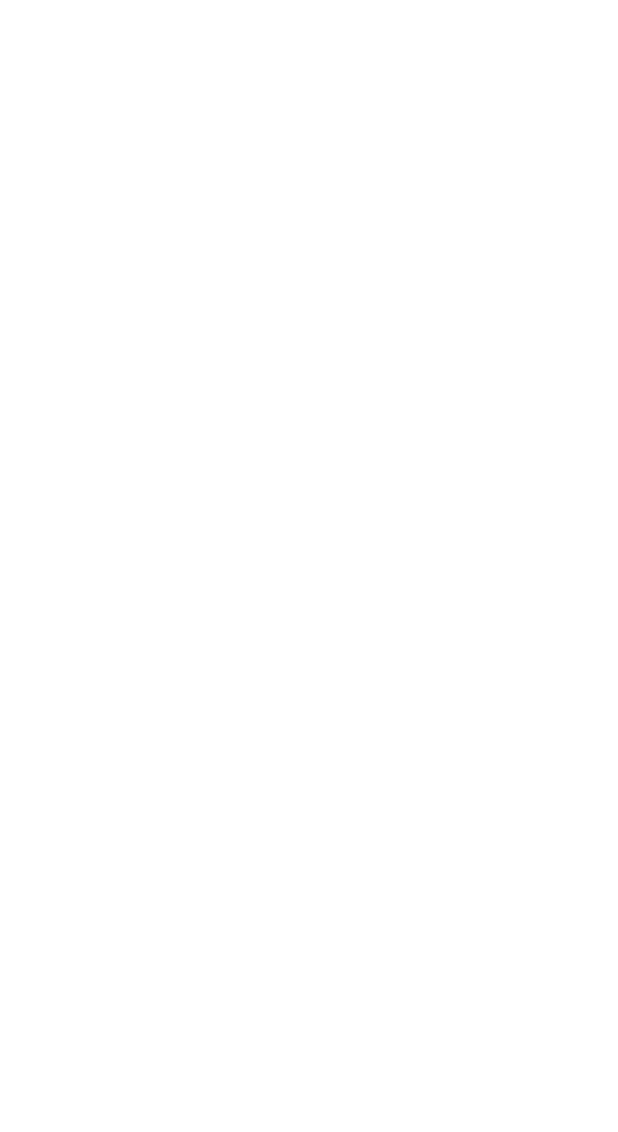
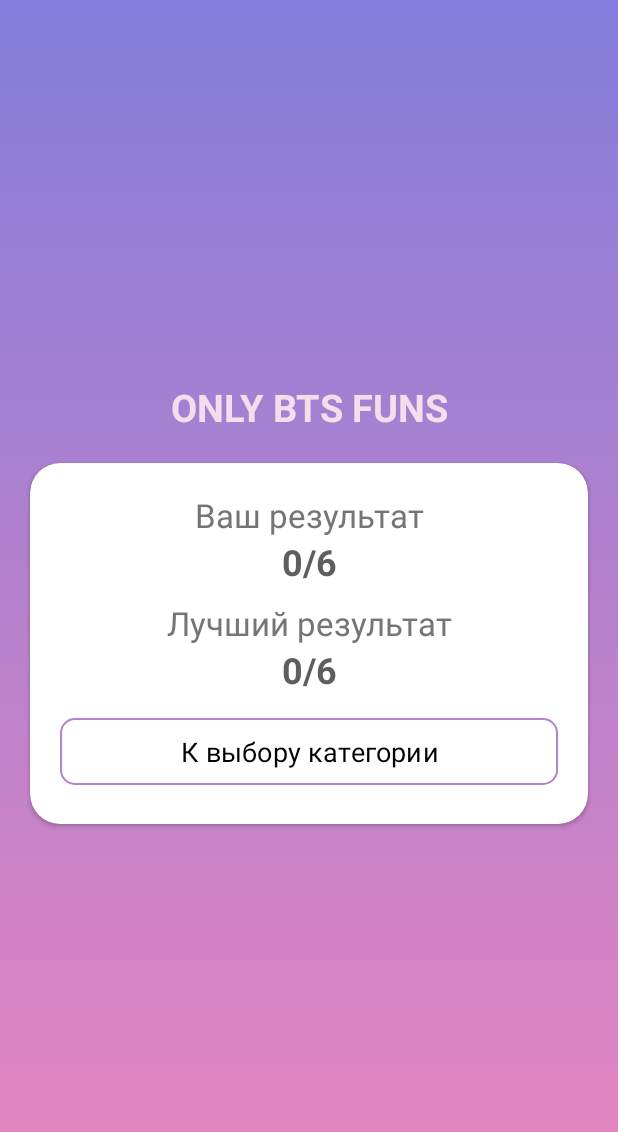
Before and after one commit to JustCircleProd/BeauTiful-k-pop-quizzeS, an Android app: the ResultActivity screen opened directly, with no data from a screen before it, on a phone screen of 412 x 824 dp. Before the commit the part shown is empty. Shown: the top 1132 px of the screen. Run offline under Robolectric (Android 15) with nearby library versions, the phone set to English and light mode, and no system bars.

Commit message:
ResultActivity.kt now partially works, some changes in layouts

```diff
--- a/app/src/main/java/ru/mytest/onlybtsfuns/QuizActivity.kt
+++ b/app/src/main/java/ru/mytest/onlybtsfuns/QuizActivity.kt
@@ -16,6 +16,7 @@
 class QuizActivity : AppCompatActivity(), View.OnClickListener {
     private lateinit var binding: ActivityQuizBinding
     private lateinit var questions: Array<*>
+    private var countOfQuestions = 0
     private var answer = ""
     private var correctAnswers = 0
 
@@ -30,6 +31,7 @@
         binding.fourthOption.setOnClickListener(this)
 
         questions = intent.getParcelableArrayExtra("questions") as Array<*>
+        countOfQuestions = intent.getIntExtra("countOfQuestions", 6)
         updateQuestionsData()
     }
 
@@ -78,7 +80,7 @@
                 false
             }
 
-            if (binding.progress.progress < 6) {
+            if (binding.progress.progress < countOfQuestions) {
                 val timer = object : CountDownTimer(2000, 250) {
                     override fun onTick(millisUntilFinished: Long) {
                         if (!isAnswerRight && millisUntilFinished < 1750) {
--- a/app/src/main/java/ru/mytest/onlybtsfuns/ResultActivity.kt
+++ b/app/src/main/java/ru/mytest/onlybtsfuns/ResultActivity.kt
@@ -1,11 +1,24 @@
 package ru.mytest.onlybtsfuns
 
+import android.content.Intent
 import androidx.appcompat.app.AppCompatActivity
 import android.os.Bundle
+import ru.mytest.onlybtsfuns.databinding.ActivityResultBinding
 
 class ResultActivity : AppCompatActivity() {
+    lateinit var binding: ActivityResultBinding
+
     override fun onCreate(savedInstanceState: Bundle?) {
         super.onCreate(savedInstanceState)
-        setContentView(R.layout.activity_result)
+        binding = ActivityResultBinding.inflate(layoutInflater)
+        setContentView(binding.root)
+
+        binding.result.text = intent.getIntExtra("result", 0).toString() + "/6"
+
+        binding.toCategories.setOnClickListener {
+            val intent = Intent(this, MainActivity::class.java)
+            startActivity(intent)
+            finish()
+        }
     }
 }
--- a/app/src/main/java/ru/mytest/onlybtsfuns/dataClasses/ImageQuestionStorage.kt
+++ b/app/src/main/java/ru/mytest/onlybtsfuns/dataClasses/ImageQuestionStorage.kt
@@ -6,7 +6,7 @@
     fun getQuestions(count: Int): Array<ImageQuestion> {
         return listOf(
             ImageQuestion(
-                R.drawable.ho_seok_1,
+                R.drawable.jung_ho_seok_1,
                 arrayOf("1", "2", "3", "Правильный ответ"),
                 4
             )
--- a/app/src/main/res/layout/activity_result.xml
+++ b/app/src/main/res/layout/activity_result.xml
@@ -1,9 +1,95 @@
 <?xml version="1.0" encoding="utf-8"?>
-<androidx.constraintlayout.widget.ConstraintLayout xmlns:android="http://schemas.android.com/apk/res/android"
+<LinearLayout xmlns:android="http://schemas.android.com/apk/res/android"
     xmlns:app="http://schemas.android.com/apk/res-auto"
     xmlns:tools="http://schemas.android.com/tools"
     android:layout_width="match_parent"
     android:layout_height="match_parent"
+    android:gravity="center"
+    android:orientation="vertical"
+    android:background="@drawable/main_background"
     tools:context=".ResultActivity">
 
-</androidx.constraintlayout.widget.ConstraintLayout>
+    <TextView
+        android:layout_width="match_parent"
+        android:layout_height="wrap_content"
+        android:gravity="center"
+        android:text="@string/app_name"
+        android:textAllCaps="true"
+        android:textColor="@color/brand_color"
+        android:textSize="@dimen/brand_text_size"
+        android:textStyle="bold" />
+
+    <androidx.cardview.widget.CardView
+        android:layout_width="match_parent"
+        android:layout_height="wrap_content"
+        android:layout_margin="@dimen/card_margin"
+        android:backgroundTint="@color/white"
+        android:elevation="@dimen/card_elevation"
+        app:cardCornerRadius="@dimen/card_corner_radius">
+
+        <LinearLayout
+            android:layout_width="match_parent"
+            android:layout_height="wrap_content"
+            android:layout_margin="@dimen/inner_layout_margin"
+            android:gravity="center"
+            android:orientation="vertical">
+
+            <TextView
+                android:layout_width="match_parent"
+                android:layout_height="wrap_content"
+                android:gravity="center_horizontal"
+                android:text="@string/your_result"
+                android:textColor="@color/hint_text_color"
+                android:textSize="@dimen/hint_text_size" />
+
+            <TextView
+                android:id="@+id/result"
+                android:layout_width="match_parent"
+                android:layout_height="wrap_content"
+                android:gravity="center_horizontal"
+                android:textColor="@color/result_color"
+                android:textStyle="bold"
+                android:textSize="@dimen/result_text_size"
+                android:layout_marginBottom="@dimen/result_bottom_margin"/>
+
+            <TextView
+                android:layout_width="match_parent"
+                android:layout_height="wrap_content"
+                android:gravity="top|center_horizontal"
+                android:text="@string/best_result"
+                android:textColor="@color/hint_text_color"
+                android:textSize="@dimen/hint_text_size" />
+
+            <TextView
+                android:id="@+id/best_result"
+                android:layout_width="match_parent"
+                android:layout_height="wrap_content"
+                android:gravity="center_horizontal"
+                android:text="0/6"
+                android:textColor="@color/result_color"
+                android:textStyle="bold"
+                android:textSize="@dimen/result_text_size"
+                android:layout_marginBottom="@dimen/result_bottom_margin"/>
+
+            <com.google.android.material.button.MaterialButton
+                android:id="@+id/to_categories"
+                style="@style/MaterialAlertDialog.MaterialComponents.Title.Text"
+                android:layout_width="match_parent"
+                android:layout_height="wrap_content"
+                android:backgroundTint="@color/white"
+                android:stateListAnimator="@null"
+                android:padding="@dimen/button_pudding"
+                android:text="@string/to_categories_text"
+                android:textAlignment="center"
+                android:textColor="@color/black"
+                android:textSize="@dimen/button_text_size"
+                app:cornerRadius="@dimen/button_corner_radius"
+                app:rippleColor="@color/btn_ripple_color"
+                app:strokeColor="@color/btn_stroke_color"
+                app:strokeWidth="@dimen/button_stroke_width" />
+
+        </LinearLayout>
+
+    </androidx.cardview.widget.CardView>
+
+</LinearLayout>
--- a/app/src/main/res/values/colors.xml
+++ b/app/src/main/res/values/colors.xml
@@ -19,4 +19,5 @@
     <color name="btn_ripple_color">#be9dcd</color>
     <color name="correct_answer_color">#a6f0b8</color>
     <color name="incorrect_answer_color">#f3a7b2</color>
+    <color name="result_color">#5e5e5e</color>
 </resources>
--- a/app/src/main/res/values/dimens.xml
+++ b/app/src/main/res/values/dimens.xml
@@ -9,4 +9,13 @@
     <dimen name="question_pudding_bottom">24dp</dimen>
     <dimen name="hint_text_size">22sp</dimen>
     <dimen name="card_margin">20dp</dimen>
+    <dimen name="brand_text_size">25sp</dimen>
+    <dimen name="card_elevation">10dp</dimen>
+    <dimen name="card_corner_radius">20dp</dimen>
+    <dimen name="inner_layout_margin">20dp</dimen>
+    <dimen name="hint_bottom_margin">10dp</dimen>
+    <dimen name="question_image_top_padding">10dp</dimen>
+    <dimen name="question_image_bottom_padding">24dp</dimen>
+    <dimen name="result_text_size">24sp</dimen>
+    <dimen name="result_bottom_margin">10dp</dimen>
 </resources>
--- a/app/src/main/res/values/strings.xml
+++ b/app/src/main/res/values/strings.xml
@@ -5,4 +5,7 @@
     <string name="tv_guess_member">Угадай по фото</string>
     <string name="image_for_question_description">Image for question</string>
     <string name="tv_text_questions">Текстовые вопросы</string>
+    <string name="your_result">Ваш результат</string>
+    <string name="best_result">Лучший результат</string>
+    <string name="to_categories_text">К выбору категории</string>
 </resources>
```
Also changed, not shown: app/src/main/java/ru/mytest/onlybtsfuns/MainActivity.kt (+5 -6 lines), app/src/main/res/layout/activity_main.xml (+5 -5 lines), app/src/main/res/layout/activity_quiz.xml (+6 -6 lines).
